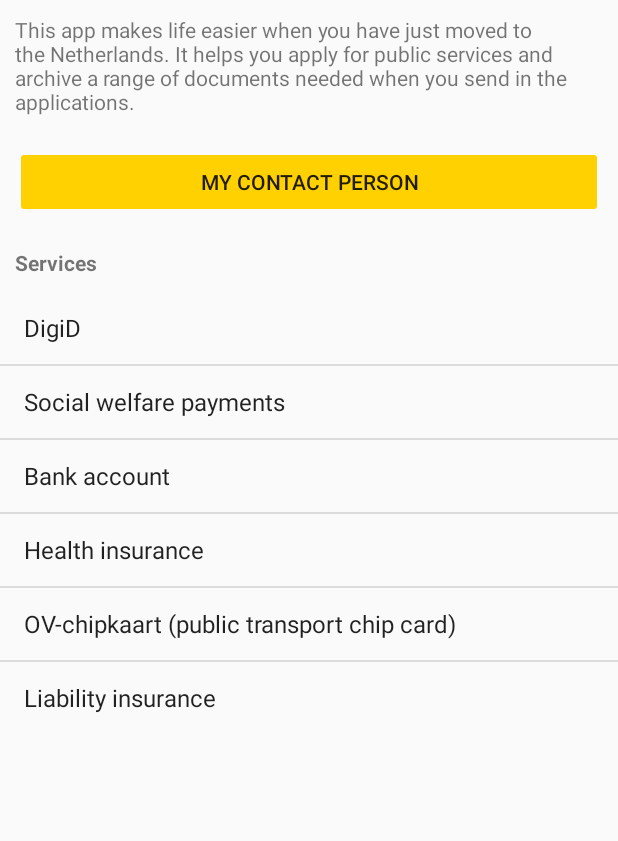
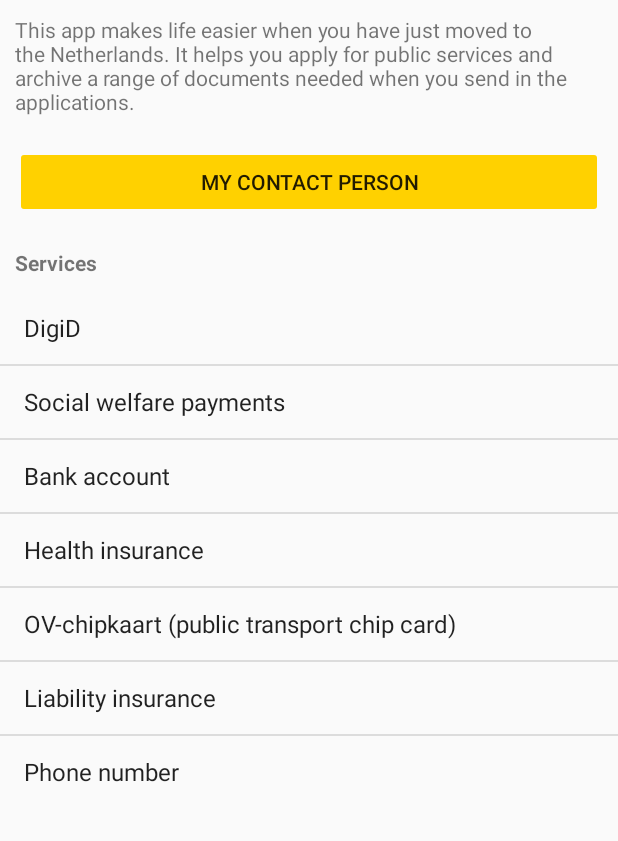
Before and after one commit to devolksbank/NL-Help-U, an Android app: the MainActivity screen opened directly, with no data from a screen before it, on a phone screen of 412 x 824 dp, the part 84-925 px from its top. Run offline under Robolectric (Android 15) with nearby library versions, the phone set to English and light mode, and no system bars.

Commit message:
Added new section on phone numbers and subscriptions

```diff
--- a/app/src/main/java/nl/devolksbank/nlhelpu/util/SectionsProvider.java
+++ b/app/src/main/java/nl/devolksbank/nlhelpu/util/SectionsProvider.java
@@ -22,6 +22,7 @@ public class SectionsProvider {
         output.add(new SectionModel(4, context.getString(getNameResourceId(4))));
         output.add(new SectionModel(5, context.getString(getNameResourceId(5))));
         output.add(new SectionModel(6, context.getString(getNameResourceId(6))));
+        output.add(new SectionModel(7, context.getString(getNameResourceId(7))));
 
         return output;
     }
@@ -40,6 +41,8 @@ public class SectionsProvider {
                 return R.string.section_5;
             case 6:
                 return R.string.section_6;
+            case 7:
+                return R.string.section_7;
             default:
                 return -1;
         }
@@ -59,6 +62,8 @@ public class SectionsProvider {
                 return R.string.section_header_5;
             case 6:
                 return R.string.section_header_6;
+            case 7:
+                return R.string.section_header_7;
             default:
                 return -1;
         }
@@ -78,6 +83,8 @@ public class SectionsProvider {
                 return R.array.section_details_5;
             case 6:
                 return R.array.section_details_6;
+            case 7:
+                return R.array.section_details_7;
             default:
                 return -1;
         }
@@ -120,6 +127,9 @@ public class SectionsProvider {
             case 6:
                 output.add(FileType.BANK_NOTE);
                 break;
+            case 7:
+                output.add(FileType.ID);
+                output.add(FileType.BANK_NOTE);
             default:
                 break;
         }
--- a/app/src/main/res/values/strings.xml
+++ b/app/src/main/res/values/strings.xml
@@ -41,6 +41,7 @@
     <string name="section_4">Health insurance</string>
     <string name="section_5">OV-chipkaart (public transport chip card)</string>
     <string name="section_6">Liability insurance</string>
+    <string name="section_7">Phone number</string>
     <!-- section-headers -->
     <string name="section_header_1">DigiD is your digital ID for government services on the internet. You need it for almost everything, such as applying for a rent-rebate or social welfare payment.</string>
     <string name="section_header_2">You can request social welfare payments when you have insufficient income to live.</string>
@@ -48,6 +49,7 @@
     <string name="section_header_4">Everyone who lives or works in the Netherlands must have a basic Health Insurance. When you live in a Reception Center (AZC), as an asylum seeker, your Health Insurance is provided by the Dutch Government. When your asylum is granted and you move out of the AZC, you have to take care of your Health Insurance yourself. Press i for more information.</string>
     <string name="section_header_5">The OV-chipkaart is a card you can use to pay for public transport in the Netherlands. If you have an OV-chipkaart you don\'t have to buy separate tickets for traveling by bus, train or subway.</string>
     <string name="section_header_6">A reliabitly insurance covers costs made when you accidentally break or damage something that belongs to someone else. If you live in a reception center (AZC), you have a liability insurance. This is taken care of by the COA. But when you move out of the AZC to you own home, this liability insurance stops.</string>
+    <string name="section_header_7">When you are staying in the Netherlands for more than a few months, it is very useful to have a Dutch mobile phone number to save on costs. Read more...</string>
     <!-- section-details -->
     <string-array name="section_details_1">
         <item>"Are you going to a town hall or to another public institution's office? In many cases, you must show your passport or driver's license. That's how the government knows who you are. On the internet you can digitally identify yourself by using your DigiD. With your DigiD you can log in to government and healthcare websites."</item>
@@ -146,6 +148,30 @@
         <item>No documents are needed to apply for a liability insurance. You can apply for one on the internet. You only have to fill out your personal details, including your bank account number (IBAN). For that reason you will find the bank statement noted in the documents section.</item>
         <item>You can compare different liability insurances (in English) on <![CDATA[<a href="https://www.aansprakelijkheidsverzekering.org/eng/compare-liability-insurance/">https://www.aansprakelijkheidsverzekering.org/eng/compare-liability-insurance/</a>]]></item>
     </string-array>
+    <string-array name="section_details_7">
+        <item>When you are staying in the Netherlands for more than a few months, it is very useful to have a Dutch mobile phone number to save on costs. The reason for this is the fact that you connect over a local network, for local costs.</item>
+        <item>There are several ways to obtain a Dutch phone number: prepaid or a subscription. When using prepaid, you pay an amount in advance and with a subscription you pay a monthly amount (if you stay within your bundle). In many cases you have the choice to also buy a phone with your subscription. This is not necessary and in some cases it can be cheaper to buy a separate phone without a subscription.</item>
+        <item><![CDATA[<b>Prepaid</b>]]></item>
+        <item>A prepaid simcard must be charged in advanced to be able to use the mobile network for making calls, sending texts and/or using the internet. Notice that the emergency number 112 is always free of use, even though you ran out of call credits. The way in which you can charge your credits depends on your provider. It can be via cards (with a code) bought in a store, via texts or online. For more details, contact your provider.</item>
+        <item>A few websites for comparing prepaid subscriptions:</item>
+        <item>• <![CDATA[<a href="https://www.prepaidsimkaart.net/prepaid-telefoon">https://www.prepaidsimkaart.net/prepaid-telefoon</a>]]></item>
+        <item>• <![CDATA[<a href="https://www.bellen.com/vergelijken/prepaid">https://www.bellen.com/vergelijken/prepaid</a>]]></item>
+        <item><![CDATA[<b>Subscription - sim-only</b>]]></item>
+        <item>When you choose a subscription, you don't have to manually charge your call credits every time you run out of them. Instead you pay a fixed amount each month and in exchange you receive an amount of credits for making calls, sendings texts and using the internet. When you use more than the fixed amount of credits, you have to pay for this on top of your subscription amount.</item>
+        <item>When using a sim-only subscription, you only get a simcard. You can put this in your existing phone in order to use it.</item>
+        <item>A few websites for comparing sim-only subscriptions:</item>
+        <item>• <![CDATA[<a href="https://www.bellen.com/vergelijken/sim-only">https://www.bellen.com/vergelijken/sim-only</a>]]></item>
+        <item>• <![CDATA[<a href="https://www.simonly.nl/vergelijken">https://www.simonly.nl/vergelijken</a>]]></item>
+        <item>• <![CDATA[<a href="https://www.vergelijksimonly.nl/">https://www.vergelijksimonly.nl/</a>]]></item>
+        <item><![CDATA[<b>Subscription - including a phone</b>]]></item>
+        <item>There are also subscriptions which include a phone. These are often advertised as 'free', but instead the price of the phone itself is incorporated into the monthly fee. So each month, you pay a 'part' of your device. When you choose such a subscription, it can be that you are asked a number of questions to judge your knowledge on the fact that you actually are taking a loan for the device. The monthly costs for the subscription are common to be paid by automatic direct debit transactions. In that way you don't have to worry about making the payments. Notice that after the contract period, the subscription is automatically extended without further notice. Do know that after this period, you are free to cancel it on a monthly base.</item>
+        <item>A few websites for comparing these subscriptions:</item>
+        <item>• <![CDATA[<a href="https://www.prijsvergelijken.nl/telefoon-abonnement/">https://www.prijsvergelijken.nl/telefoon-abonnement/</a>]]></item>
+        <item>• <![CDATA[<a href="https://www.mobiel.nl/abonnement">https://www.mobiel.nl/abonnement</a>]]></item>
+        <item>• <![CDATA[<a href="https://www.goedkoopste-telefoonabonnement.nl/">https://www.goedkoopste-telefoonabonnement.nl/</a>]]></item>
+        <item>• <![CDATA[<a href="https://www.bellen.com/">https://www.bellen.com/</a>]]></item>
+        <item>• <![CDATA[<a href="https://www.telefoonabonnement.nl/">https://www.telefoonabonnement.nl/</a>]]></item>
+    </string-array>
     <!-- file types -->
     <string name="filetype_1">ID card</string>
     <string name="filetype_2">Social Security Number letter</string>
```
Also changed, not shown: 2 other files.
